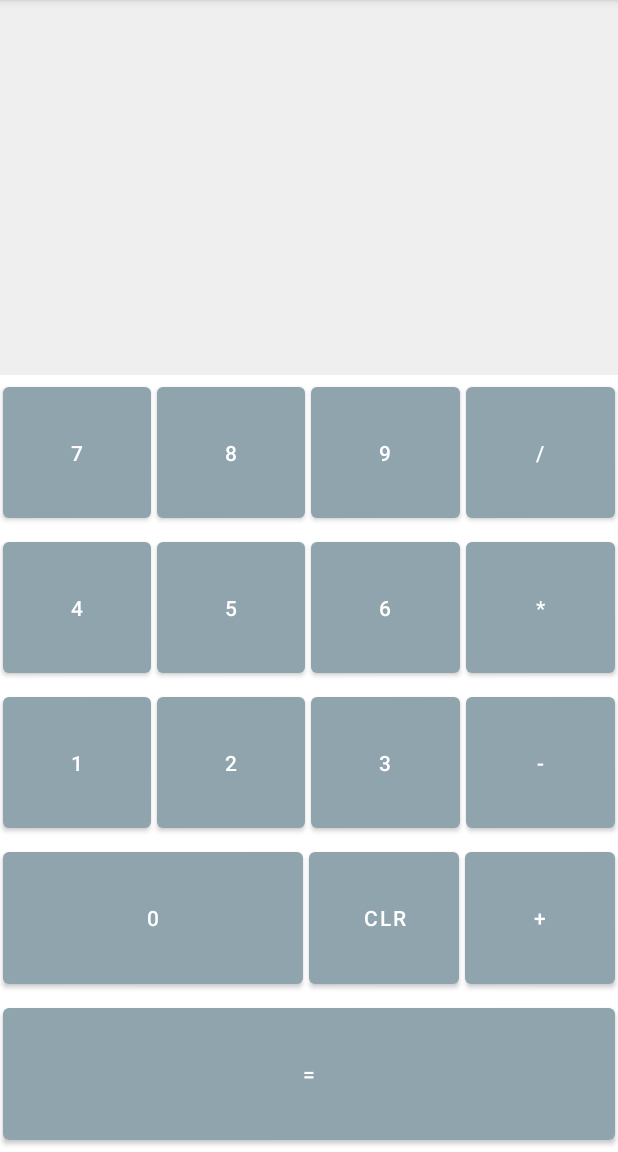
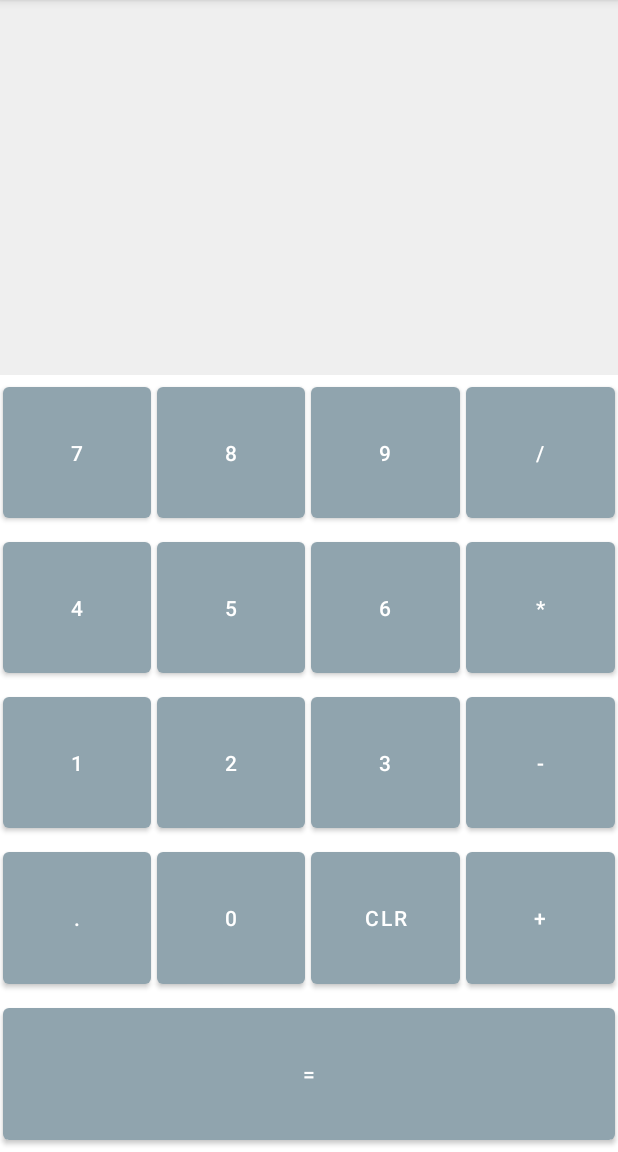
Before and after one commit to Yussefoh/CalculatorApp, an Android app: the screen it shows after launch (MainActivity), on a phone screen of 412 x 824 dp, the part 84-1236 px from its top. Run offline under Robolectric (Android 15) with nearby library versions, the phone set to English and light mode, and no system bars.

Commit message:
CalculatorApp [feature]: Added decimal point functionality

```diff
--- a/app/src/main/res/layout/activity_main.xml
+++ b/app/src/main/res/layout/activity_main.xml
@@ -169,10 +169,20 @@
 
         <Button
             android:layout_margin="2dp"
+            android:id="@+id/btnDecimal"
+            android:layout_width="0dp"
+            android:layout_height="match_parent"
+            android:layout_weight="1"
+            android:onClick="onDecimal"
+            android:text="@string/decimal"
+            />
+
+        <Button
+            android:layout_margin="2dp"
             android:id="@+id/btn0"
             android:layout_width="0dp"
             android:layout_height="match_parent"
-            android:layout_weight="2"
+            android:layout_weight="1"
             android:onClick="onDigit"
             android:text="@string/_0"
             />
--- a/app/src/main/res/values/strings.xml
+++ b/app/src/main/res/values/strings.xml
@@ -14,5 +14,6 @@
     <string name="_0">0</string>
     <string name="plus">+</string>
     <string name="equals">=</string>
+    <string name="decimal">.</string>
 
 </resources>
```
Also changed, not shown: app/src/main/java/com/learning/calculator/MainActivity.kt (+12 -0 lines).
